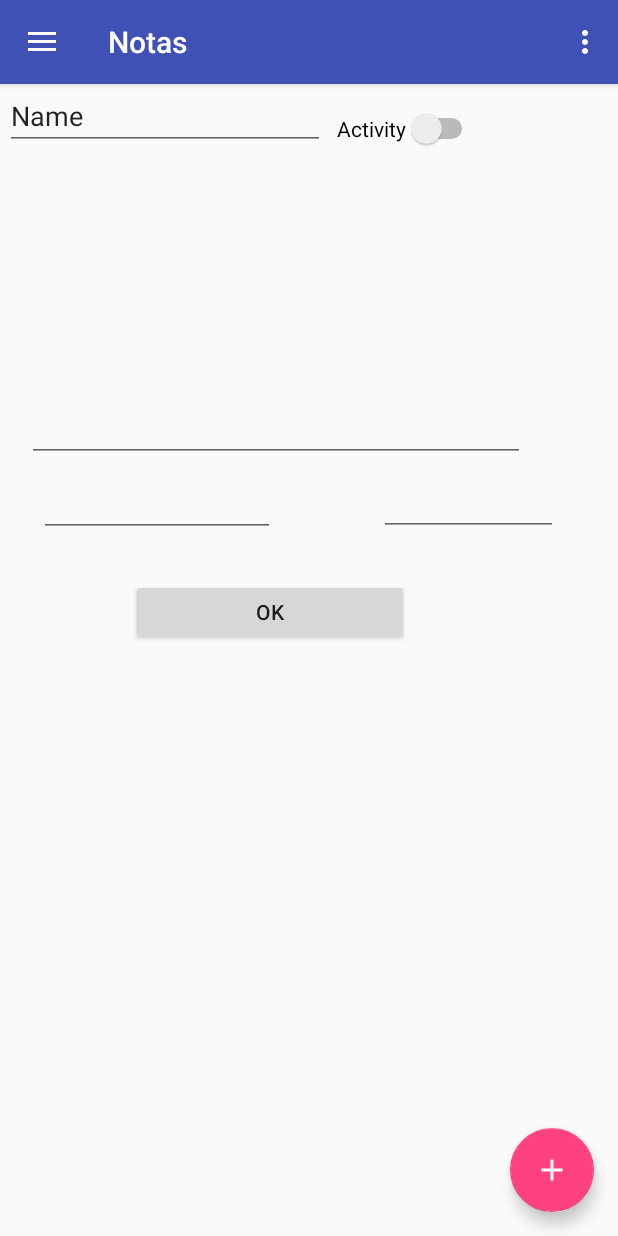
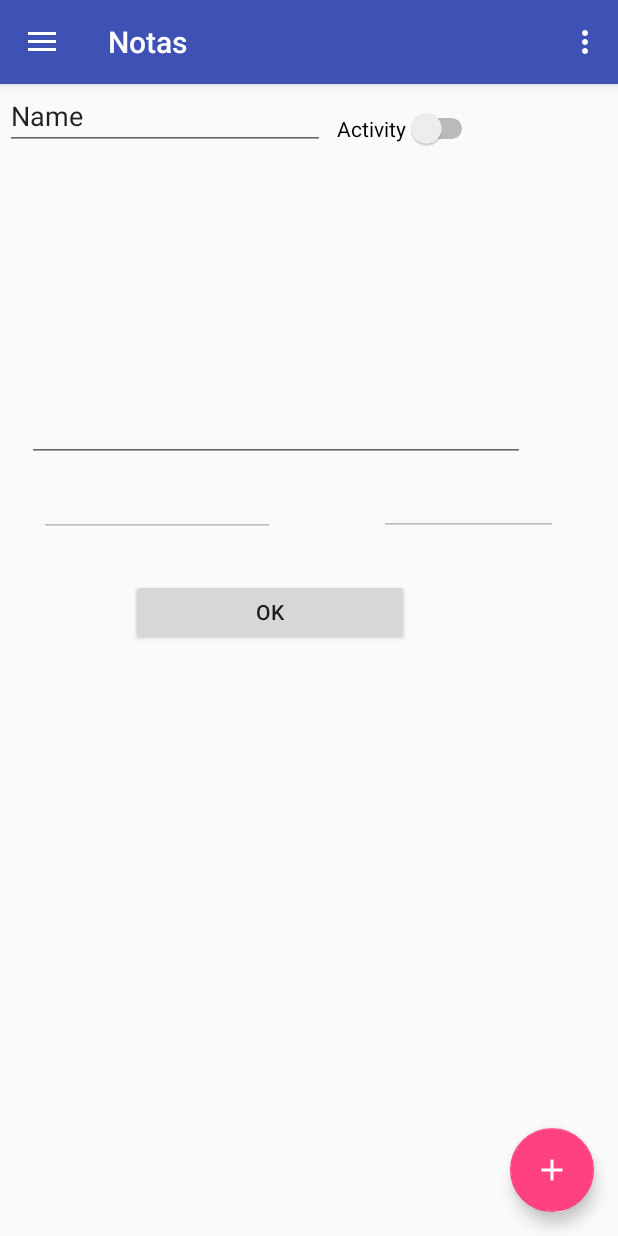
Before and after one commit to DanielFrancoOrtiz/proNotas, an Android app: the screen it shows after launch (MainActivity), after a tap on an icon or button, on a phone screen of 412 x 824 dp. Run offline under Robolectric (Android 15) with nearby library versions, the phone set to English and light mode, and no system bars.

Commit message:
funcionalidad de eliminar notas y refactorizacion de fragmentos no usados y otras cosas
se agrego la funcion de eliminar notas
se agregaron recursos strings para ser usados en el menu lateral
se cambio el icono de camara por el de microfono
se redimensionan las imagenes para no afectar el rendimiento del reciclerview de imagenes

```diff
--- a/Notas/app/src/main/java/com/proyect/notas/FotoFragment.java
+++ b/Notas/app/src/main/java/com/proyect/notas/FotoFragment.java
@@ -12,8 +12,7 @@ import android.view.ViewGroup;
 
 import com.proyect.notas.Daos.DaoImagenVideo;
 import com.proyect.notas.Daos.FotoVideo;
-import com.proyect.notas.dummy.DummyContent;
-import com.proyect.notas.dummy.DummyContent.DummyItem;
+
 
 import java.util.List;
 
--- a/Notas/app/src/main/java/com/proyect/notas/MyFotoRecyclerViewAdapter.java
+++ b/Notas/app/src/main/java/com/proyect/notas/MyFotoRecyclerViewAdapter.java
@@ -12,7 +12,7 @@ import android.widget.ImageView;
 import android.widget.TextView;
 import com.proyect.notas.Daos.FotoVideo;
 import com.proyect.notas.FotoFragment.OnListFragmentInteractionListener;
-import com.proyect.notas.dummy.DummyContent.DummyItem;
+
 
 import java.io.File;
 import java.io.FileInputStream;
@@ -20,7 +20,7 @@ import java.io.FileNotFoundException;
 import java.util.List;
 
 /**
- * {@link RecyclerView.Adapter} that can display a {@link DummyItem} and makes a call to the
+ * {@link RecyclerView.Adapter} that can display a {@link} and makes a call to the
  * specified {@link OnListFragmentInteractionListener}.
  * TODO: Replace the implementation with code for your data type.
  */
--- a/Notas/app/src/main/java/com/proyect/notas/NotaTareaFragment.java
+++ b/Notas/app/src/main/java/com/proyect/notas/NotaTareaFragment.java
@@ -12,7 +12,7 @@ import android.view.ViewGroup;
 
 import com.proyect.notas.Daos.DaoNotaTarea;
 import com.proyect.notas.Daos.NotaTarea;
-import com.proyect.notas.dummy.DummyContent;
+
 
 /**
  * A fragment representing a list of Items.
@@ -103,6 +103,6 @@ public class NotaTareaFragment extends Fragment {
      */
     public interface OnListFragmentInteractionListener {
         // TODO: Update argument type and name
-        void onListFragmentInteraction(NotaTarea item);
+        void onListFragmentInteraction(NotaTarea item, boolean b);
     }
 }
--- a/Notas/app/src/main/java/com/proyect/notas/addNota.java
+++ b/Notas/app/src/main/java/com/proyect/notas/addNota.java
@@ -10,6 +10,7 @@ import android.view.LayoutInflater;
 import android.view.View;
 import android.view.ViewGroup;
 import android.widget.Button;
+import android.widget.CompoundButton;
 import android.widget.DatePicker;
 import android.widget.EditText;
 import android.widget.Switch;
@@ -102,9 +103,16 @@ public class addNota extends Fragment {
                 etTime.setText(mParam1.getHora().toString());
             }else{
                 swActivity.setChecked(false);
+                stateOfInterface(false);
             }
 
         }
+        if(swActivity.isChecked()){
+            stateOfInterface(true);
+        }else{
+            stateOfInterface(false);
+        }
+
         btnOk.setOnClickListener(new View.OnClickListener() {
             @Override
             public void onClick(View view) {
@@ -132,6 +140,54 @@ public class addNota extends Fragment {
             @Override
             public void onFocusChange(View view, boolean b) {
                 if(b){
+                    showPickDate();
+                }
+            }
+        });
+        etDate.setOnClickListener(new View.OnClickListener() {
+            @Override
+            public void onClick(View view) {
+                showPickDate();
+            }
+        });
+        etTime.setOnFocusChangeListener(new View.OnFocusChangeListener() {
+            @Override
+            public void onFocusChange(View view, boolean b) {
+                if(b) {
+                    showPickTime();
+                }
+            }
+        });
+        etTime.setOnClickListener(new View.OnClickListener() {
+            @Override
+            public void onClick(View view) {
+                showPickTime();
+            }
+        });
+        swActivity.setOnCheckedChangeListener(new CompoundButton.OnCheckedChangeListener() {
+            @Override
+            public void onCheckedChanged(CompoundButton compoundButton, boolean b) {
+                stateOfInterface(b);
+            }
+        });
+
+        return v;
+    }
+    public void showPickTime(){
+        final Calendar calendario = Calendar.getInstance();
+        final int hh = calendario.get(Calendar.HOUR_OF_DAY);
+        final int mm = calendario.get(Calendar.MINUTE);
+        TimePickerDialog timePicker = new TimePickerDialog(getActivity(), new TimePickerDialog.OnTimeSetListener() {
+            @Override
+            public void onTimeSet(TimePicker timePicker, int i, int i1) {
+                String time = String.valueOf(i) + ":" + String.valueOf(i1) + ":00" ;
+                etTime.setText(time);
+
+            }
+        }, hh, mm, true);
+        timePicker.show();
+    }
+    public void showPickDate(){
         final Calendar calendario = Calendar.getInstance();
         int yy = calendario.get(Calendar.YEAR);
         int mm = calendario.get(Calendar.MONTH);
@@ -151,29 +207,10 @@ public class addNota extends Fragment {
 
         datePicker.show();
     }
-            }
-        });
-        etTime.setOnFocusChangeListener(new View.OnFocusChangeListener() {
-            @Override
-            public void onFocusChange(View view, boolean b) {
-                if(b) {
-                    final Calendar calendario = Calendar.getInstance();
-                    final int hh = calendario.get(Calendar.HOUR_OF_DAY);
-                    final int mm = calendario.get(Calendar.MINUTE);
-                    TimePickerDialog timePicker = new TimePickerDialog(getActivity(), new TimePickerDialog.OnTimeSetListener() {
-                        @Override
-                        public void onTimeSet(TimePicker timePicker, int i, int i1) {
-                            String time = String.valueOf(i) + ":" + String.valueOf(i1) + ":00" ;
-                            etTime.setText(time);
 
-                        }
-                    }, hh, mm, true);
-                    timePicker.show();
-                }
-            }
-        });
-
-        return v;
+    public void stateOfInterface(Boolean flag){
+        etDate.setEnabled(flag);
+        etTime.setEnabled(flag);
     }
 
     // TODO: Rename method, update argument and hook method into UI event
--- /dev/null
+++ b/Notas/app/src/main/res/drawable/microphone.xml
@@ -0,0 +1,8 @@
+<!-- drawable/microphone.xml -->
+<vector xmlns:android="http://schemas.android.com/apk/res/android"
+    android:height="24dp"
+    android:width="24dp"
+    android:viewportWidth="24"
+    android:viewportHeight="24">
+    <path android:fillColor="#000" android:pathData="M12,2A3,3 0 0,1 15,5V11A3,3 0 0,1 12,14A3,3 0 0,1 9,11V5A3,3 0 0,1 12,2M19,11C19,14.53 16.39,17.44 13,17.93V21H11V17.93C7.61,17.44 5,14.53 5,11H7A5,5 0 0,0 12,16A5,5 0 0,0 17,11H19Z" />
+</vector>
--- a/Notas/app/src/main/res/menu/activity_main_drawer.xml
+++ b/Notas/app/src/main/res/menu/activity_main_drawer.xml
@@ -3,33 +3,33 @@
 
     <group android:checkableBehavior="single">
         <item
-            android:id="@+id/nav_camera"
-            android:icon="@drawable/ic_menu_camera"
-            android:title="Import" />
+            android:id="@+id/nav_audio"
+            android:icon="@drawable/microphone"
+            android:title="@string/Audios" />
         <item
             android:id="@+id/nav_gallery"
             android:icon="@drawable/ic_menu_gallery"
-            android:title="Gallery" />
+            android:title="@string/Photos" />
         <item
             android:id="@+id/nav_slideshow"
             android:icon="@drawable/ic_menu_slideshow"
-            android:title="Slideshow" />
+            android:title="@string/Videos" />
         <item
             android:id="@+id/nav_note"
             android:icon="@drawable/note_text"
-            android:title="Note" />
+            android:title="@string/Notes" />
     </group>
 
-    <item android:title="Communicate">
+    <item android:title="@string/seccion_title">
         <menu>
             <item
                 android:id="@+id/nav_share"
                 android:icon="@drawable/ic_menu_share"
-                android:title="Share" />
+                android:title="@string/Share" />
             <item
                 android:id="@+id/nav_send"
                 android:icon="@drawable/ic_menu_send"
-                android:title="Send" />
+                android:title="@string/Send" />
         </menu>
     </item>
 
--- a/Notas/app/src/main/res/values/strings.xml
+++ b/Notas/app/src/main/res/values/strings.xml
@@ -8,4 +8,14 @@
     <string name="switch1">Activity</string>
     <!-- TODO: Remove or change this placeholder text -->
     <string name="hello_blank_fragment">Hello blank fragment</string>
+
+    <string name="deleting_message">Are you sure to eliminate this element?</string>
+    <string name="title_dialog">Delete</string>
+    <string name="Audios">Audios</string>
+    <string name="Photos">Photos</string>
+    <string name="Videos">Videos</string>
+    <string name="Notes">Notes and Tasks</string>
+    <string name="Share">Share</string>
+    <string name="Send">Send</string>
+    <string name="seccion_title">Communicate</string>
 </resources>
```
Also changed, not shown: Notas/app/src/main/java/com/proyect/notas/Camera.java (deleted, +0 -108 lines), Notas/app/src/main/java/com/proyect/notas/MainActivity.java (+32 -9 lines), Notas/app/src/main/java/com/proyect/notas/MyNotaTareaRecyclerViewAdapter.java (+15 -3 lines), Notas/app/src/main/java/com/proyect/notas/Video.java (deleted, +0 -108 lines), Notas/app/src/main/java/com/proyect/notas/dummy/DummyContent.java (deleted, +0 -72 lines). Lines whose indentation alone changed are shown as unchanged.
